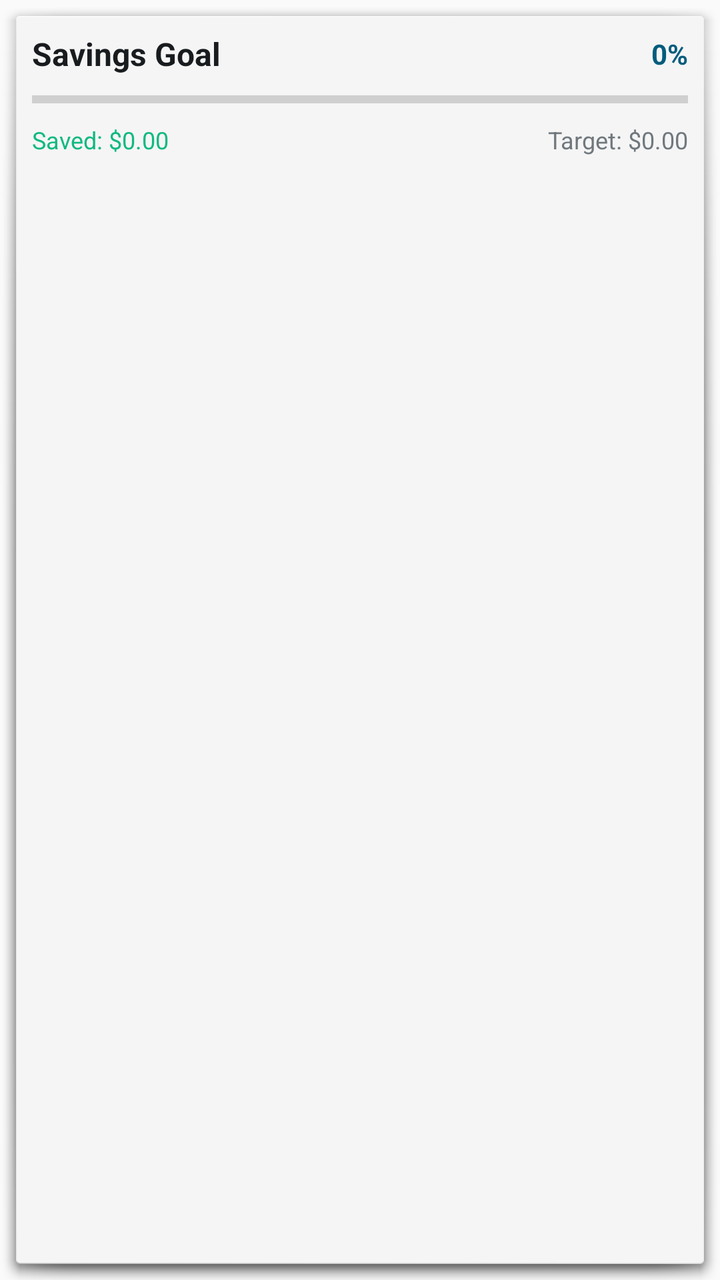
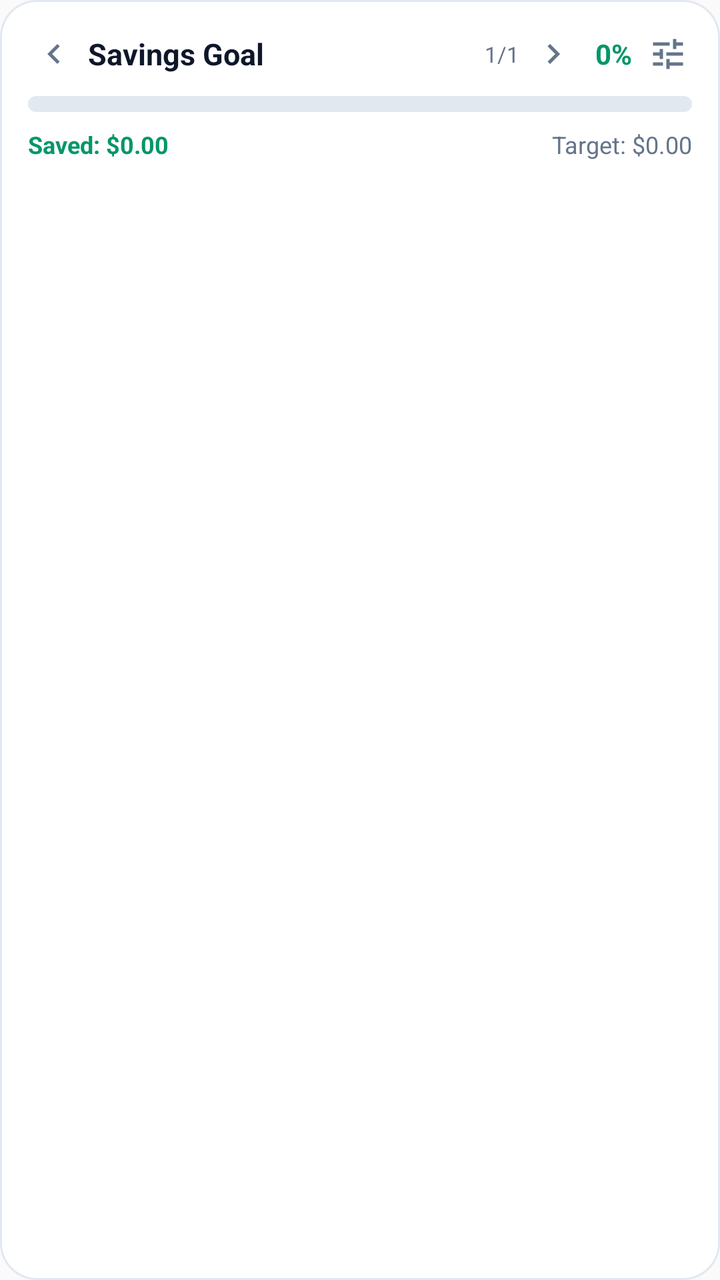

Before-and-after screenshots of an Android layout around one commit, followed by the original layout XML and the change that was made.
<!-- AndroidManifest.xml: application theme Theme.SavingsGoal -->
<!-- res/layout/widget_savings_goal.xml -->
<?xml version="1.0" encoding="utf-8"?>
<LinearLayout xmlns:android="http://schemas.android.com/apk/res/android"
    android:id="@+id/widget_root"
    android:layout_width="match_parent"
    android:layout_height="wrap_content"
    android:orientation="vertical"
    android:background="@android:drawable/dialog_holo_light_frame"
    android:padding="16dp">

    <LinearLayout
        android:layout_width="match_parent"
        android:layout_height="wrap_content"
        android:orientation="horizontal"
        android:gravity="center_vertical">

        <TextView
            android:id="@+id/widget_goal_name"
            android:layout_width="0dp"
            android:layout_height="wrap_content"
            android:layout_weight="1"
            android:text="Savings Goal"
            android:textSize="16sp"
            android:textStyle="bold"
            android:textColor="#191C1F" />

        <TextView
            android:id="@+id/widget_goal_percent"
            android:layout_width="wrap_content"
            android:layout_height="wrap_content"
            android:text="0%"
            android:textSize="14sp"
            android:textStyle="bold"
            android:textColor="#005C7D" />
    </LinearLayout>

    <ProgressBar
        android:id="@+id/widget_progress_bar"
        style="?android:attr/progressBarStyleHorizontal"
        android:layout_width="match_parent"
        android:layout_height="8dp"
        android:layout_marginTop="8dp"
        android:layout_marginBottom="8dp"
        android:max="100"
        android:progress="0" />

    <LinearLayout
        android:layout_width="match_parent"
        android:layout_height="wrap_content"
        android:orientation="horizontal">

        <TextView
            android:id="@+id/widget_saved_amount"
            android:layout_width="0dp"
            android:layout_height="wrap_content"
            android:layout_weight="1"
            android:text="Saved: $0.00"
            android:textSize="12sp"
            android:textColor="#10B981" />

        <TextView
            android:id="@+id/widget_target_amount"
            android:layout_width="wrap_content"
            android:layout_height="wrap_content"
            android:text="Target: $0.00"
            android:textSize="12sp"
            android:textColor="#70787E" />
    </LinearLayout>
</LinearLayout>
<!-- resources referenced by this layout -->
<resources>
  <style name="Theme.SavingsGoal" parent="android:Theme.Material.Light.NoActionBar" />
</resources>

<!-- the commit's change to res/layout/widget_savings_goal.xml (unified diff, before → after) -->
@@ -4,35 +4,83 @@
     android:layout_width="match_parent"
     android:layout_height="wrap_content"
     android:orientation="vertical"
-    android:background="@android:drawable/dialog_holo_light_frame"
-    android:padding="16dp">
+    android:background="@drawable/widget_card_background"
+    android:padding="14dp">
 
+    
     <LinearLayout
         android:layout_width="match_parent"
         android:layout_height="wrap_content"
         android:orientation="horizontal"
         android:gravity="center_vertical">
 
+        <ImageView
+            android:id="@+id/widget_btn_prev"
+            android:layout_width="26dp"
+            android:layout_height="26dp"
+            android:src="@drawable/ic_widget_chevron_left"
+            android:contentDescription="Previous Goal"
+            android:scaleType="centerInside"
+            android:clickable="true"
+            android:focusable="true" />
+
         <TextView
             android:id="@+id/widget_goal_name"
             android:layout_width="0dp"
             android:layout_height="wrap_content"
             android:layout_weight="1"
+            android:layout_marginStart="4dp"
+            android:layout_marginEnd="4dp"
             android:text="Savings Goal"
-            android:textSize="16sp"
+            android:textSize="15sp"
             android:textStyle="bold"
-            android:textColor="#191C1F" />
+            android:textColor="#0F172A"
+            android:maxLines="1"
+            android:ellipsize="end" />
+
+        <TextView
+            android:id="@+id/widget_goal_counter"
+            android:layout_width="wrap_content"
+            android:layout_height="wrap_content"
+            android:layout_marginEnd="4dp"
+            android:text="1/1"
+            android:textSize="11sp"
+            android:textColor="#64748B" />
+
+        <ImageView
+            android:id="@+id/widget_btn_next"
+            android:layout_width="26dp"
+            android:layout_height="26dp"
+            android:src="@drawable/ic_widget_chevron_right"
+            android:contentDescription="Next Goal"
+            android:scaleType="centerInside"
+            android:clickable="true"
+            android:focusable="true" />
 
         <TextView
             android:id="@+id/widget_goal_percent"
             android:layout_width="wrap_content"
             android:layout_height="wrap_content"
+            android:layout_marginStart="8dp"
+            android:layout_marginEnd="6dp"
             android:text="0%"
             android:textSize="14sp"
             android:textStyle="bold"
-            android:textColor="#005C7D" />
+            android:textColor="#059669" />
+
+        <ImageView
+            android:id="@+id/widget_btn_select"
+            android:layout_width="24dp"
+            android:layout_height="24dp"
+            android:src="@drawable/ic_widget_tune"
+            android:contentDescription="Select Goal"
+            android:scaleType="centerInside"
+            android:clickable="true"
+            android:focusable="true" />
+
     </LinearLayout>
 
+    
     <ProgressBar
         android:id="@+id/widget_progress_bar"
         style="?android:attr/progressBarStyleHorizontal"
@@ -41,12 +89,15 @@
         android:layout_marginTop="8dp"
         android:layout_marginBottom="8dp"
         android:max="100"
-        android:progress="0" />
+        android:progress="0"
+        android:progressDrawable="@drawable/widget_progress_drawable" />
 
+    
     <LinearLayout
         android:layout_width="match_parent"
         android:layout_height="wrap_content"
-        android:orientation="horizontal">
+        android:orientation="horizontal"
+        android:gravity="center_vertical">
 
         <TextView
             android:id="@+id/widget_saved_amount"
@@ -55,7 +106,10 @@
             android:layout_weight="1"
             android:text="Saved: $0.00"
             android:textSize="12sp"
-            android:textColor="#10B981" />
+            android:textStyle="bold"
+            android:textColor="#059669"
+            android:maxLines="1"
+            android:ellipsize="end" />
 
         <TextView
             android:id="@+id/widget_target_amount"
@@ -63,6 +117,9 @@
             android:layout_height="wrap_content"
             android:text="Target: $0.00"
             android:textSize="12sp"
-            android:textColor="#70787E" />
+            android:textColor="#64748B"
+            android:maxLines="1"
+            android:ellipsize="end" />
     </LinearLayout>
+
 </LinearLayout>
<!-- resource entries referenced after the edit -->
@@ -1,5 +1,63 @@
 <!-- resources referenced by this layout -->
 <resources>
+  <!-- drawable ic_widget_chevron_left (drawable) -->
+  <vector xmlns:android="http://schemas.android.com/apk/res/android"
+      android:width="20dp"
+      android:height="20dp"
+      android:viewportWidth="24"
+      android:viewportHeight="24">
+    <path
+        android:fillColor="#64748B"
+        android:pathData="M15.41,7.41L14,6l-6,6 6,6 1.41,-1.41L10.83,12z"/>
+  </vector>
+  <!-- drawable ic_widget_chevron_right (drawable) -->
+  <vector xmlns:android="http://schemas.android.com/apk/res/android"
+      android:width="20dp"
+      android:height="20dp"
+      android:viewportWidth="24"
+      android:viewportHeight="24">
+    <path
+        android:fillColor="#64748B"
+        android:pathData="M10,6L8.59,7.41 13.17,12l-4.58,4.59L10,18l6,-6z"/>
+  </vector>
+  <!-- drawable ic_widget_tune (drawable) -->
+  <vector xmlns:android="http://schemas.android.com/apk/res/android"
+      android:width="20dp"
+      android:height="20dp"
+      android:viewportWidth="24"
+      android:viewportHeight="24">
+    <path
+        android:fillColor="#64748B"
+        android:pathData="M3,17v2h6v-2H3zM3,5v2h10V5H3zM13,21v-2h8v-2h-8v-2h-2v6h2zM7,9v2H3v2h4v2h2V9H7zM21,13v-2H11v2h10zM15,9h2V7h4V5h-4V3h-2v6z"/>
+  </vector>
+  <!-- drawable widget_card_background (drawable) -->
+  <?xml version="1.0" encoding="utf-8"?>
+  <shape xmlns:android="http://schemas.android.com/apk/res/android"
+      android:shape="rectangle">
+      <solid android:color="#FFFFFFFF" />
+      <corners android:radius="18dp" />
+      <stroke
+          android:width="1dp"
+          android:color="#E2E8F0" />
+  </shape>
+  <!-- drawable widget_progress_drawable (drawable) -->
+  <?xml version="1.0" encoding="utf-8"?>
+  <layer-list xmlns:android="http://schemas.android.com/apk/res/android">
+      <item android:id="@android:id/background">
+          <shape>
+              <corners android:radius="4dp" />
+              <solid android:color="#E2E8F0" />
+          </shape>
+      </item>
+      <item android:id="@android:id/progress">
+          <clip>
+              <shape>
+                  <corners android:radius="4dp" />
+                  <solid android:color="#10B981" />
+              </shape>
+          </clip>
+      </item>
+  </layer-list>
   <style name="Theme.SavingsGoal" parent="android:Theme.Material.Light.NoActionBar" />
 </resources>
 
